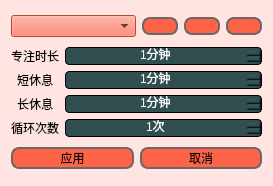
The window that savesettingdialog.ui (Vivanto-Libera/Pomodoro) describes before a commit, drawn with Qt 5.
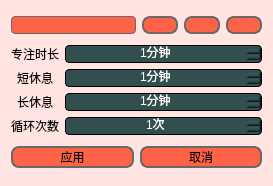
The same window after the commit. Icons and pictures are not drawn.

Commit message: Changed stylesheet of comboBox

The edit to the form file:
```diff
--- a/savesettingdialog.ui
+++ b/savesettingdialog.ui
@@ -47,6 +47,40 @@
 QComboBox
 {
 	background-color:rgb(255,99,71);
+	border-radius:4px;
+	border:1px solid rgb(105,105,105);
+	padding:0px 4px;
+}
+QComboBox::drop-down
+{
+	border-radius:4px;
+}
+QComboBox::down-arrow
+{
+	image:url(:/icons/images/down.png);
+	width:15px;
+}
+QComboBox QAbstractItemView
+{
+	background-color:#FFF5E6;
+	color:#333333;
+	border:1px solid rgb(255,99,71);
+	border-radius:4px;
+	padding:3px;
+	selection-background-color:rgb(255,99,71);
+	selection-color:white;
+}
+QComboBox QAbstractItemView::item:hover
+{
+	background-color:#FF4500;
+}
+QComboBox::hover
+{
+	border-color:#FF4500;
+}
+QComboBox::drop-down:hover
+{
+	background-color:rgba(255,255,255,0.1);
 }
 QInputDialog QPushButton
 {
```
The commit also changes 3 other files.
